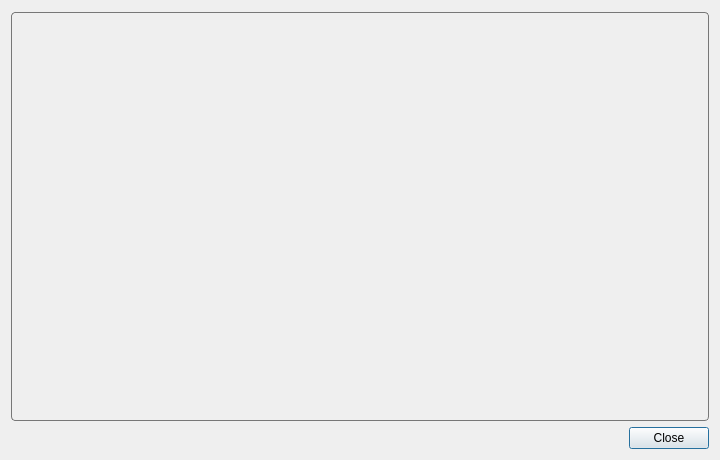
First picture: the form in include/ui/setting/dialog_preset_settings.ui, repository oak83/throned, before the edit.
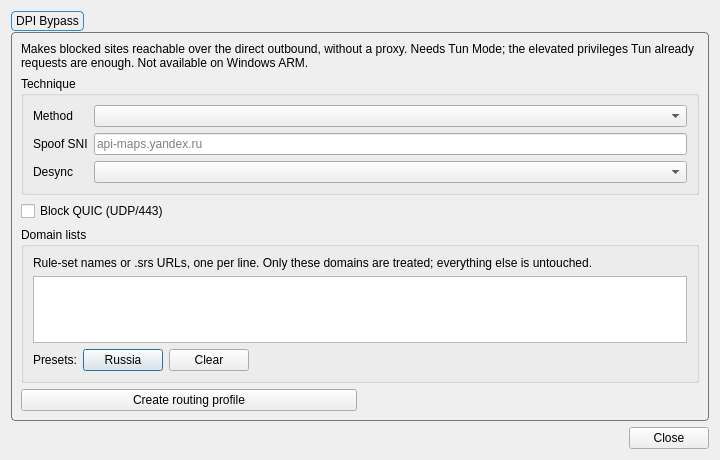
Second picture: the form after the edit.

Commit message: feat: add dpi bypass preset to preset settings

```diff
--- a/include/ui/setting/dialog_preset_settings.ui
+++ b/include/ui/setting/dialog_preset_settings.ui
@@ -54,6 +54,164 @@
      <property name="currentIndex">
       <number>-1</number>
      </property>
+     <widget class="QWidget" name="tab_dpi">
+      <attribute name="title">
+       <string>DPI Bypass</string>
+      </attribute>
+      <layout class="QVBoxLayout" name="dpi_layout">
+       <item>
+        <widget class="QLabel" name="dpi_intro">
+         <property name="text">
+          <string>Makes blocked sites reachable over the direct outbound, without a proxy. Needs Tun Mode; the elevated privileges Tun already requests are enough. Not available on Windows ARM.</string>
+         </property>
+         <property name="wordWrap">
+          <bool>true</bool>
+         </property>
+        </widget>
+       </item>
+       <item>
+        <widget class="QGroupBox" name="dpi_technique_box">
+         <property name="title">
+          <string>Technique</string>
+         </property>
+         <layout class="QFormLayout" name="dpi_form">
+          <item row="0" column="0">
+           <widget class="QLabel" name="dpi_method_l">
+            <property name="text">
+             <string>Method</string>
+            </property>
+           </widget>
+          </item>
+          <item row="0" column="1">
+           <widget class="QComboBox" name="dpi_method"/>
+          </item>
+          <item row="1" column="0">
+           <widget class="QLabel" name="dpi_spoof_sni_l">
+            <property name="toolTip">
+             <string>&lt;html&gt;&lt;head/&gt;&lt;body&gt;&lt;p&gt;A decoy ClientHello carrying this name is sent before the real one, so DPI classifies the flow by the decoy. Pick a name your network lets through.&lt;/p&gt;&lt;/body&gt;&lt;/html&gt;</string>
+            </property>
+            <property name="text">
+             <string>Spoof SNI</string>
+            </property>
+           </widget>
+          </item>
+          <item row="1" column="1">
+           <widget class="QLineEdit" name="dpi_spoof_sni">
+            <property name="placeholderText">
+             <string notr="true">api-maps.yandex.ru</string>
+            </property>
+           </widget>
+          </item>
+          <item row="2" column="0">
+           <widget class="QLabel" name="dpi_spoof_method_l">
+            <property name="toolTip">
+             <string>&lt;html&gt;&lt;head/&gt;&lt;body&gt;&lt;p&gt;How the decoy packet is made invalid for the server while still convincing DPI. Which one works depends on your ISP, so try them in order.&lt;/p&gt;&lt;/body&gt;&lt;/html&gt;</string>
+            </property>
+            <property name="text">
+             <string>Desync</string>
+            </property>
+           </widget>
+          </item>
+          <item row="2" column="1">
+           <widget class="QComboBox" name="dpi_spoof_method"/>
+          </item>
+         </layout>
+        </widget>
+       </item>
+       <item>
+        <widget class="QCheckBox" name="dpi_block_quic">
+         <property name="toolTip">
+          <string>&lt;html&gt;&lt;head/&gt;&lt;body&gt;&lt;p&gt;There is no desync for QUIC, so blocking it makes browsers fall back to TLS over TCP, where the bypass works.&lt;/p&gt;&lt;/body&gt;&lt;/html&gt;</string>
+         </property>
+         <property name="text">
+          <string>Block QUIC (UDP/443)</string>
+         </property>
+        </widget>
+       </item>
+       <item>
+        <widget class="QGroupBox" name="dpi_lists_box">
+         <property name="title">
+          <string>Domain lists</string>
+         </property>
+         <layout class="QVBoxLayout" name="dpi_lists_layout">
+          <item>
+           <widget class="QLabel" name="dpi_lists_hint">
+            <property name="text">
+             <string>Rule-set names or .srs URLs, one per line. Only these domains are treated; everything else is untouched.</string>
+            </property>
+            <property name="wordWrap">
+             <bool>true</bool>
+            </property>
+           </widget>
+          </item>
+          <item>
+           <widget class="QPlainTextEdit" name="dpi_rule_sets"/>
+          </item>
+          <item>
+           <layout class="QHBoxLayout" name="dpi_preset_row">
+            <item>
+             <widget class="QLabel" name="dpi_preset_l">
+              <property name="text">
+               <string>Presets:</string>
+              </property>
+             </widget>
+            </item>
+            <item>
+             <widget class="QPushButton" name="dpi_preset_ru">
+              <property name="text">
+               <string>Russia</string>
+              </property>
+             </widget>
+            </item>
+            <item>
+             <widget class="QPushButton" name="dpi_preset_clear">
+              <property name="text">
+               <string>Clear</string>
+              </property>
+             </widget>
+            </item>
+            <item>
+             <spacer name="dpi_preset_spacer">
+              <property name="orientation">
+               <enum>Qt::Orientation::Horizontal</enum>
+              </property>
+              <property name="sizeHint" stdset="0">
+               <size>
+                <width>40</width>
+                <height>20</height>
+               </size>
+              </property>
+             </spacer>
+            </item>
+           </layout>
+          </item>
+         </layout>
+        </widget>
+       </item>
+       <item>
+        <layout class="QHBoxLayout" name="dpi_apply_row">
+         <item>
+          <widget class="QPushButton" name="dpi_apply">
+           <property name="text">
+            <string>Create routing profile</string>
+           </property>
+          </widget>
+         </item>
+         <item>
+          <widget class="QLabel" name="dpi_status">
+           <property name="text">
+            <string/>
+           </property>
+           <property name="wordWrap">
+            <bool>true</bool>
+           </property>
+          </widget>
+         </item>
+        </layout>
+       </item>
+      </layout>
+     </widget>
+
     </widget>
    </item>
    <item>
```
Left out of the diff: 2 changed lines with no effect on the pictures. The commit also changes 4 other files.
